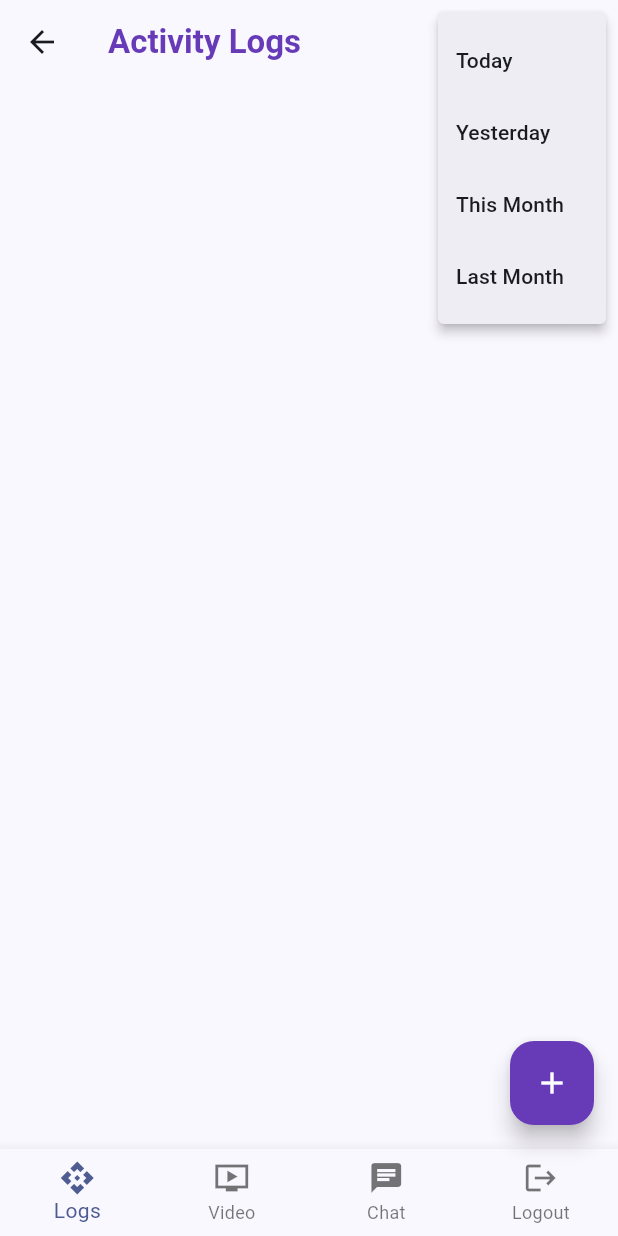
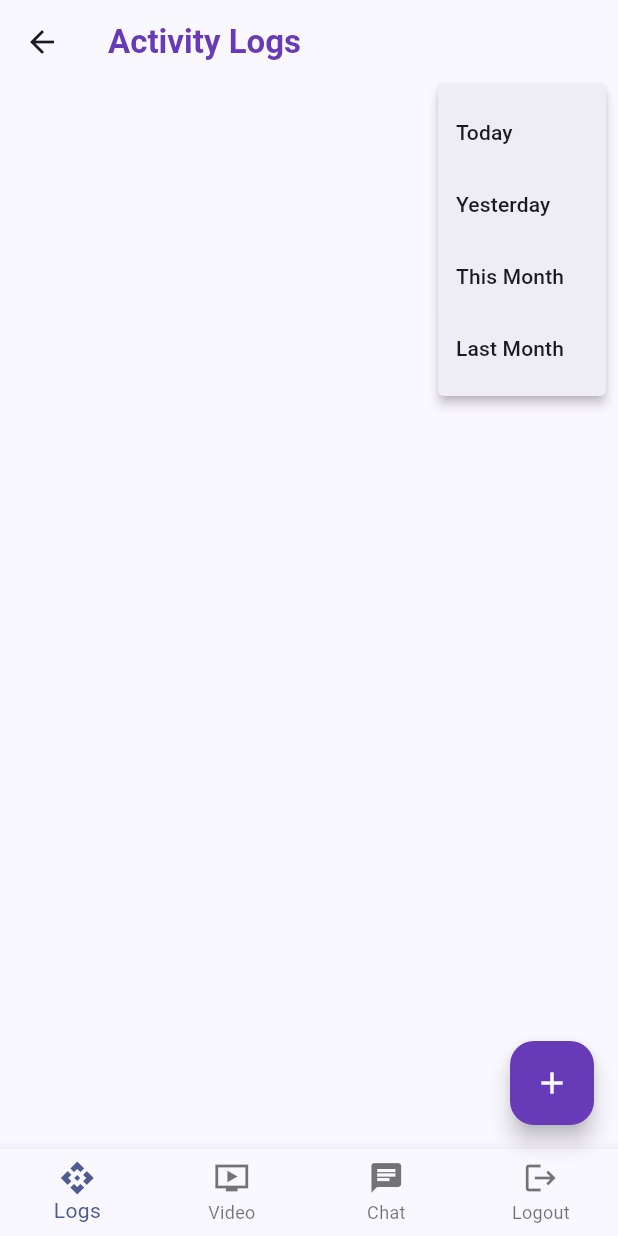
Before and after one commit to pk-fusion-dev/supabase-codelab, a Flutter app: the HomeTemplate screen opened by its route, after a tap on the "menu" icon, on a phone screen of 412 x 824 dp. Run offline on Flutter 3.47's test engine with Material 3 defaults, Android fonts, the phone set to English and light mode, and no system bars; our stand-ins replace email_validator, flutter_dotenv, fluttertoast, shared_preferences, supabase_flutter; accounts and stored records are empty.

Commit message:
add date filter in activity log page

```diff
--- a/lib/main.dart
+++ b/lib/main.dart
@@ -5,6 +5,7 @@ import 'package:flutter_dotenv/flutter_dotenv.dart';
 import 'package:supabase_lab/demo/supabase_tester.dart';
 import 'package:supabase_lab/template/home_template.dart';
 import 'package:supabase_lab/template/login_template.dart';
+
 
 void main() async {
   await dotenv.load(fileName: ".env");
@@ -15,7 +16,6 @@ void main() async {
   );
 
   //SupabaseTester().saveActivityLog();
-
   runApp(const MyApp());
 }
 
--- a/lib/pages/activity_logs_page.dart
+++ b/lib/pages/activity_logs_page.dart
@@ -1,6 +1,7 @@
 import 'package:flutter/material.dart';
 import 'package:supabase_lab/model/activity_logs.dart';
 import 'package:supabase_lab/network/supabase_service.dart';
+import 'package:supabase_lab/util/date_util.dart';
 
 class ActivityLogs extends StatefulWidget {
   const ActivityLogs({super.key});
@@ -12,10 +13,13 @@ class ActivityLogs extends StatefulWidget {
 class _ActivityLogsState extends State<ActivityLogs> {
   final SupabaseService authService = SupabaseService();
   List<ActivityLog> activityList = List.empty();
-  loadActivityLogs() async {
-    await authService
-        .getActivityLogs('2024-08-01 00:00:00', '2024-09-30 23:59:59')
-        .then((value) {
+
+  String today = DateUtil().today();
+  String yesterday = DateUtil().yesterday();
+  String selectedDate = 'Today';
+
+  loadActivityLogs(String startDate, String endDate) async {
+    await authService.getActivityLogs(startDate, endDate).then((value) {
       setState(() {
         activityList = value;
       });
@@ -25,7 +29,30 @@ class _ActivityLogsState extends State<ActivityLogs> {
   @override
   void initState() {
     super.initState();
-    loadActivityLogs();
+
+    loadActivityLogs('2024/1/3 00:00:00', '2024/10/30 23:59:59');
+  }
+
+  void _onDateSelect(String value) {
+    DateTime now = DateTime.now();
+    String startDate = '';
+    String endDate = '';
+    setState(() {
+      selectedDate = value;
+    });
+    if (value == 'Today') {
+      loadActivityLogs('$today 00:00:00', '$today 23:59:59');
+    } else if (value == 'Yesterday') {
+      loadActivityLogs('$yesterday 00:00:00', '$yesterday 23:59:59');
+    } else if (value == 'This Month') {
+      startDate = DateUtil().getFirstDayOfMonth(now.year, now.month);
+      endDate = DateUtil().getLastDayOfMonth(now.year, now.month);
+      loadActivityLogs(startDate, endDate);
+    } else {
+      startDate = DateUtil().getFirstDayOfMonth(now.year, now.month - 1);
+      endDate = DateUtil().getLastDayOfMonth(now.year, now.month - 1);
+      loadActivityLogs(startDate, endDate);
+    }
   }
 
   Widget loadActivityCard(ActivityLog log) {
@@ -60,7 +87,7 @@ class _ActivityLogsState extends State<ActivityLogs> {
               mainAxisAlignment: MainAxisAlignment.spaceBetween,
               children: [
                 Text(
-                  '${log.createdAt}',
+                  '${log.createdAt!.day}/${log.createdAt!.month}/${log.createdAt!.year}',
                   style: const TextStyle(fontSize: 14),
                 ),
                 Text(
@@ -81,9 +108,51 @@ class _ActivityLogsState extends State<ActivityLogs> {
 
   @override
   Widget build(BuildContext context) {
-    return ListView.builder(
-        itemCount: activityList.length,
-        //itemBuilder: (context, index) => getNames(names[index])),
-        itemBuilder: (context, index) => loadActivityCard(activityList[index]));
+    return Column(
+      children: [
+        Row(mainAxisAlignment: MainAxisAlignment.end, children: [
+          Text(
+            selectedDate,
+            style: const TextStyle(fontWeight: FontWeight.bold),
+          ),
+          PopupMenuButton(
+            icon: const Icon(Icons.menu_outlined),
+            onSelected: (value) {
+              _onDateSelect(value);
+            },
+            itemBuilder: (BuildContext bc) {
+              return const [
+                PopupMenuItem(
+                  value: 'Today',
+                  child: Text("Today"),
+                ),
+                PopupMenuItem(
+                  value: 'Yesterday',
+                  child: Text("Yesterday"),
+                ),
+                PopupMenuItem(
+                  value: 'This Month',
+                  child: Text("This Month"),
+                ),
+                PopupMenuItem(
+                  value: 'Last Month',
+                  child: Text("Last Month"),
+                )
+              ];
+            },
+          ),
+        ]),
+        const SizedBox(
+          height: 5,
+        ),
+        Expanded(
+          child: ListView.builder(
+              scrollDirection: Axis.vertical,
+              itemCount: activityList.length,
+              itemBuilder: (context, index) =>
+                  loadActivityCard(activityList[index])),
+        ),
+      ],
+    );
   }
 }
--- a/lib/template/home_template.dart
+++ b/lib/template/home_template.dart
@@ -104,23 +104,6 @@ class _HomeTemplateState extends State<HomeTemplate> {
     }
   }
 
-  Widget getDateFilter() {
-    if (_selectedIndex == 0) {
-      return PopupMenuButton<String>(
-        icon: const Icon(Icons.menu_outlined),
-        onSelected: null,
-        itemBuilder: (context) => [
-          const PopupMenuItem(value: 'Today', child: Text('Today')),
-          const PopupMenuItem(value: 'Yesterday', child: Text('Yesterday')),
-          const PopupMenuItem(value: 'This Month', child: Text('This Month')),
-          const PopupMenuItem(value: 'Last Month', child: Text('Last Month')),
-        ],
-      );
-    } else {
-      return const SizedBox.shrink();
-    }
-  }
-
   Future<void> removeSession() async {
     final prefs = await SharedPreferences.getInstance();
     prefs.remove('username');
@@ -143,9 +126,6 @@ class _HomeTemplateState extends State<HomeTemplate> {
           style: const TextStyle(
               fontWeight: FontWeight.bold, color: Colors.deepPurple),
         ),
-        actions: [
-          getDateFilter(),
-        ],
       ),
 
       body: pages[_selectedIndex],
--- /dev/null
+++ b/lib/util/date_util.dart
@@ -0,0 +1,23 @@
+class DateUtil {
+  var now = DateTime.now();
+  String today() {
+    String today = '${now.year}-${now.month}-${now.day}';
+    return today;
+  }
+
+  String yesterday() {
+    String yesterday = '${now.year}-${now.month}-${now.day - 1}';
+    return yesterday;
+  }
+
+  String getLastDayOfMonth(int year, int month) {
+    DateTime firstDayOfNextMonth = DateTime(year, month + 1, 1);
+    DateTime lastDay = firstDayOfNextMonth.subtract(const Duration(days: 1));
+    return '${lastDay.year}-${lastDay.month}-${lastDay.day} 23:59:59';
+  }
+
+  String getFirstDayOfMonth(int year, int month) {
+    DateTime firstDay = DateTime(year, month, 1);
+    return '${firstDay.year}-${firstDay.month}-${firstDay.day} 00:00:00';
+  }
+}
```
